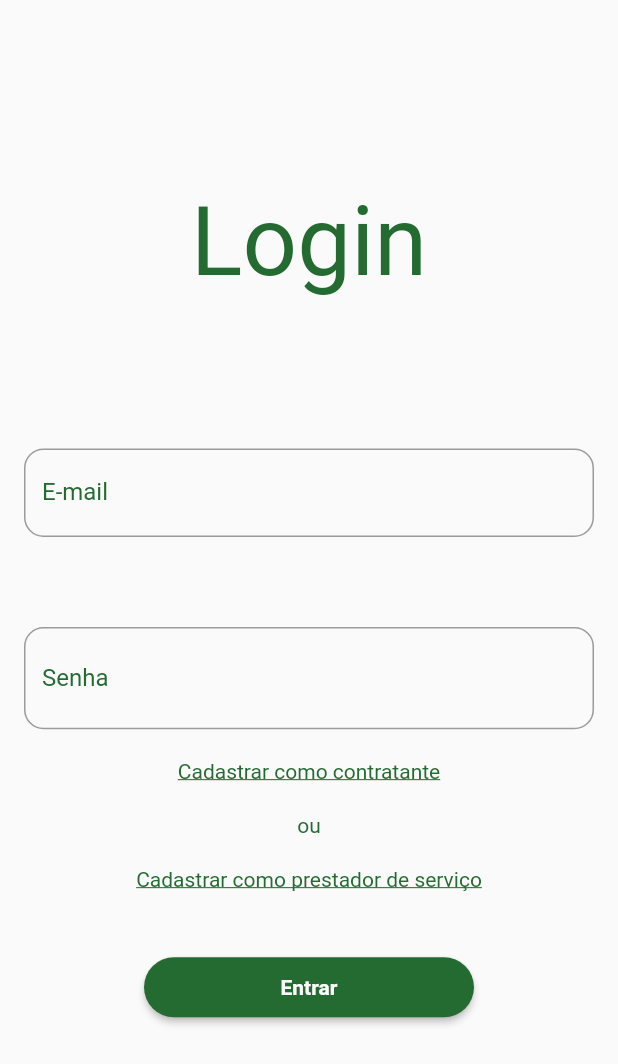
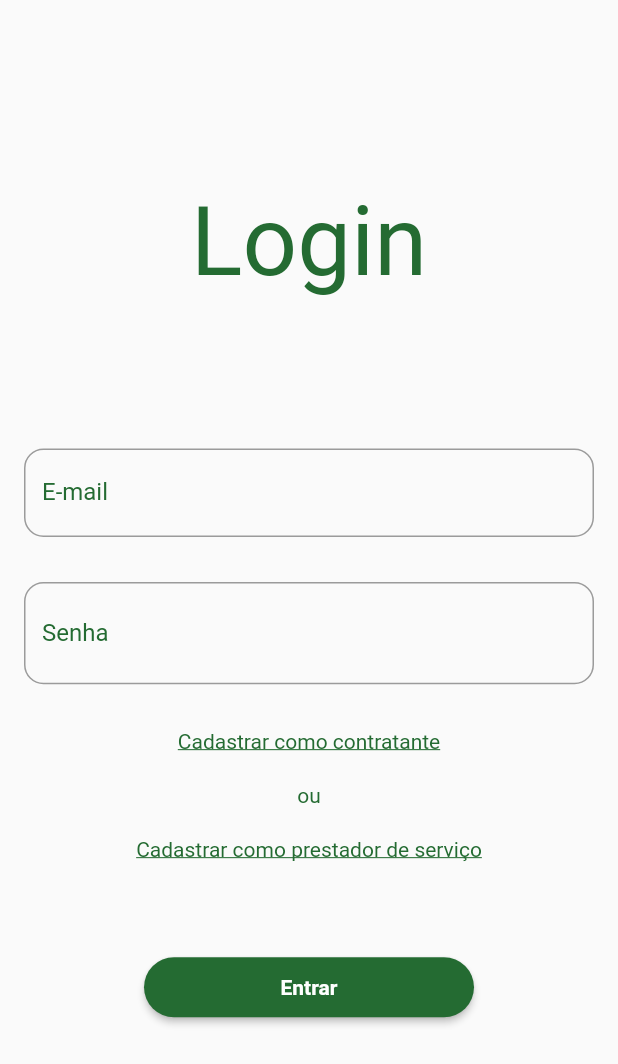
Before and after one commit to LessaApolinario/contratado, a Flutter app: the screen it shows after launch, on a phone screen of 412 x 824 dp. Shown: the top 1064 px of the screen. Run offline on Flutter 3.47's test engine with Material 2 defaults, Android fonts, the phone set to English and light mode, and no system bars.

Commit message:
Fix layout bugs

```diff
--- a/lib/pages/login_page.dart
+++ b/lib/pages/login_page.dart
@@ -15,8 +15,8 @@ class _LoginPageState extends State<LoginPage> {
   @override
   Widget build(BuildContext context) {
     return Scaffold(
-      resizeToAvoidBottomInset: false,
-      body: Padding(
+      body: SingleChildScrollView(
+        child: Padding(
           padding: const EdgeInsets.symmetric(
             vertical: 24,
             horizontal: 16,
@@ -24,9 +24,10 @@ class _LoginPageState extends State<LoginPage> {
           child: Form(
             child: Column(
               crossAxisAlignment: CrossAxisAlignment.center,
-            mainAxisSize: MainAxisSize.max,
               children: [
-              const SizedBox(height: 100),
+                const SizedBox(
+                  height: 100,
+                ),
                 const Center(
                   child: Text(
                     "Login",
@@ -65,7 +66,7 @@ class _LoginPageState extends State<LoginPage> {
                   ),
                 ),
                 const SizedBox(
-                height: 60,
+                  height: 30,
                 ),
                 TextFormField(
                   decoration: InputDecoration(
@@ -99,7 +100,7 @@ class _LoginPageState extends State<LoginPage> {
                   obscureText: _isHidden,
                 ),
                 const SizedBox(
-                height: 20,
+                  height: 30,
                 ),
                 InkWell(
                   onTap: () {},
@@ -134,7 +135,7 @@ class _LoginPageState extends State<LoginPage> {
                   ),
                 ),
                 const SizedBox(
-                height: 40,
+                  height: 60,
                 ),
                 ElevatedButton(
                   style: ElevatedButton.styleFrom(
@@ -159,6 +160,7 @@ class _LoginPageState extends State<LoginPage> {
             ),
           ),
         ),
+      ),
     );
   }
 
--- a/lib/pages/registerContractors_page.dart
+++ b/lib/pages/registerContractors_page.dart
@@ -24,7 +24,9 @@ class _RegisterContractorPageState extends State<RegisterContractorPage> {
               crossAxisAlignment: CrossAxisAlignment.center,
               mainAxisSize: MainAxisSize.max,
               children: [
-                const SizedBox(height: 100),
+                const SizedBox(
+                  height: 100,
+                ),
                 const Center(
                   child: Text(
                     "Registro de Contratante",
```
Lines whose indentation alone changed are shown as unchanged.
